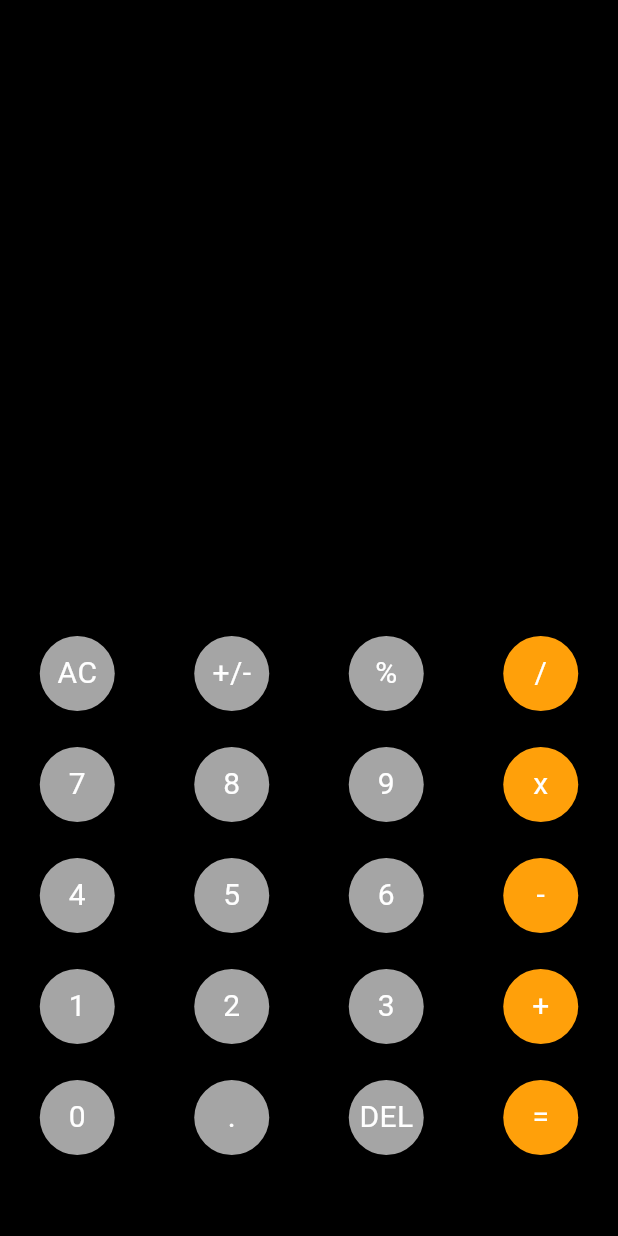
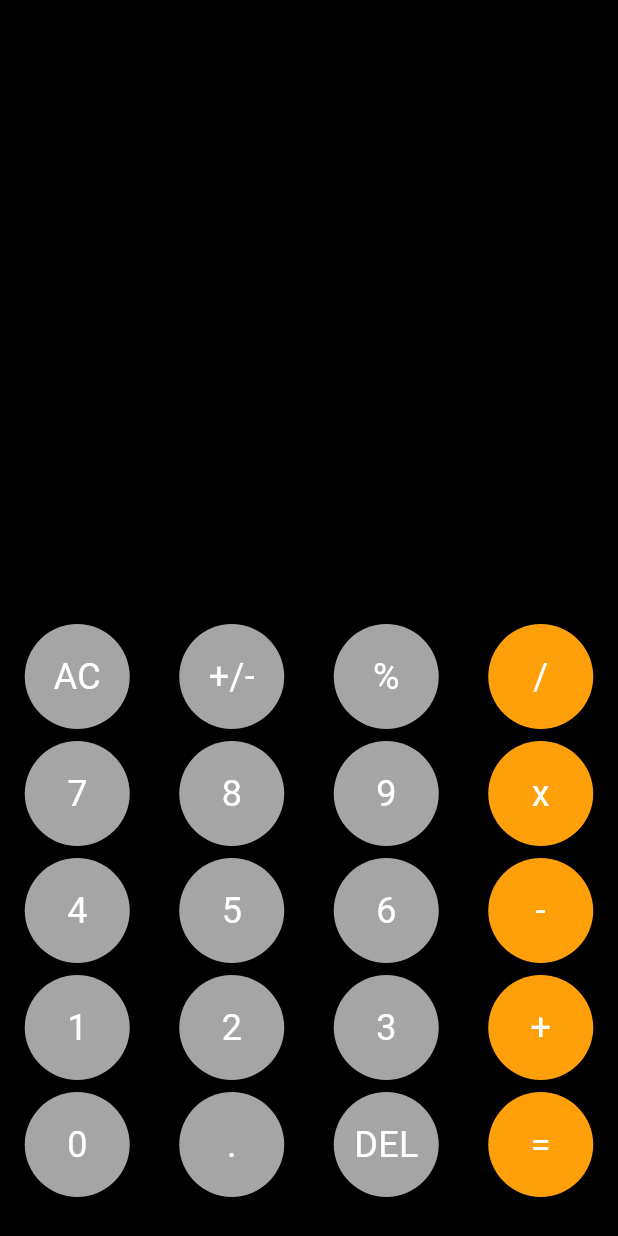
Before and after one commit to HamKhan12/Flutter_Calculator_App, a Flutter app: the screen it shows after launch, on a phone screen of 412 x 824 dp. Run offline on Flutter 3.47's test engine with Material 3 defaults, Android fonts, the phone set to English and light mode, and no system bars; our stand-ins replace math_expressions.

Commit message:
Updated the button size and padding

```diff
--- a/lib/components/my_button.dart
+++ b/lib/components/my_button.dart
@@ -15,18 +15,18 @@ class MyButton extends StatelessWidget {
   Widget build(BuildContext context) {
     return Expanded(
       child: Padding(
-        padding: const EdgeInsets.symmetric(vertical: 12),
+        padding: const EdgeInsets.symmetric(vertical: 4),
         child: InkWell(
           onTap: onPress,
           child: Padding(
             padding: const EdgeInsets.all(0.0),
             child: Container(
-              height: 50,
+              height: 70,
               decoration: BoxDecoration(shape: BoxShape.circle, color: color),
               child: Center(
                 child: Text(
                   title,
-                  style: TextStyle(fontSize: 20, color: Colors.white),
+                  style: TextStyle(fontSize: 24, color: Colors.white),
                 ),
               ),
             ),
--- a/lib/home_screen.dart
+++ b/lib/home_screen.dart
@@ -23,7 +23,7 @@ class _HomeScreenState extends State<HomeScreen> {
           children: [
             Expanded(
               child: Padding(
-                padding: const EdgeInsets.symmetric(horizontal: 10),
+                padding: const EdgeInsets.symmetric(horizontal: 30),
                 child: Column(
                   mainAxisAlignment: MainAxisAlignment.end,
                   crossAxisAlignment: CrossAxisAlignment.end,
```
